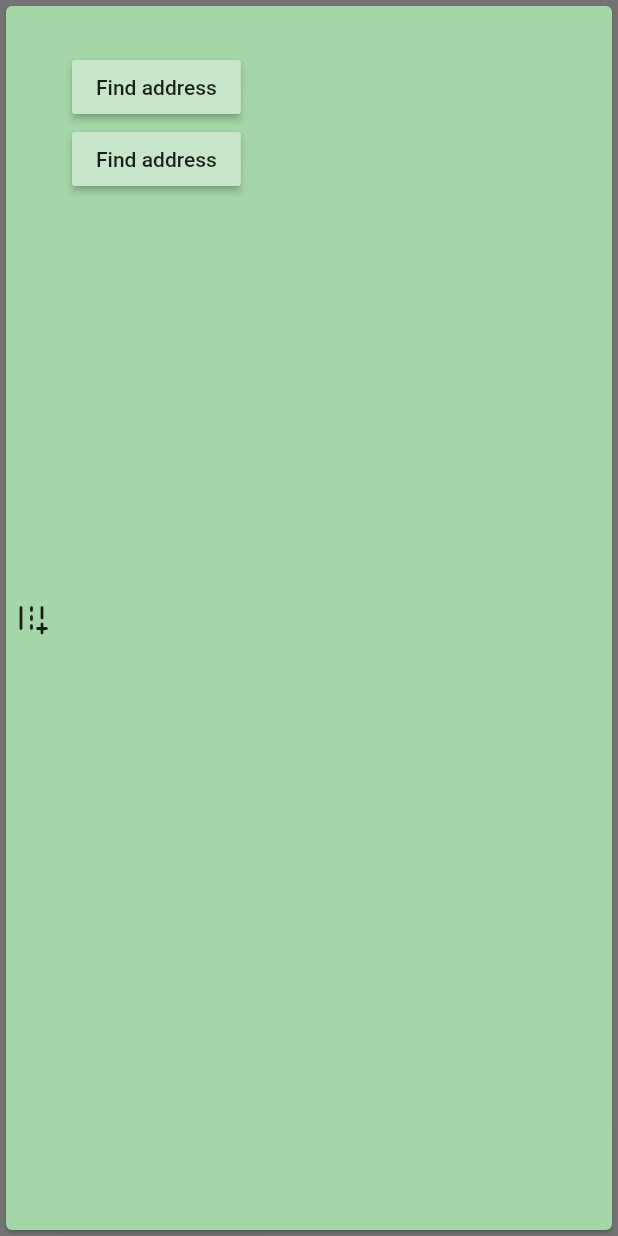
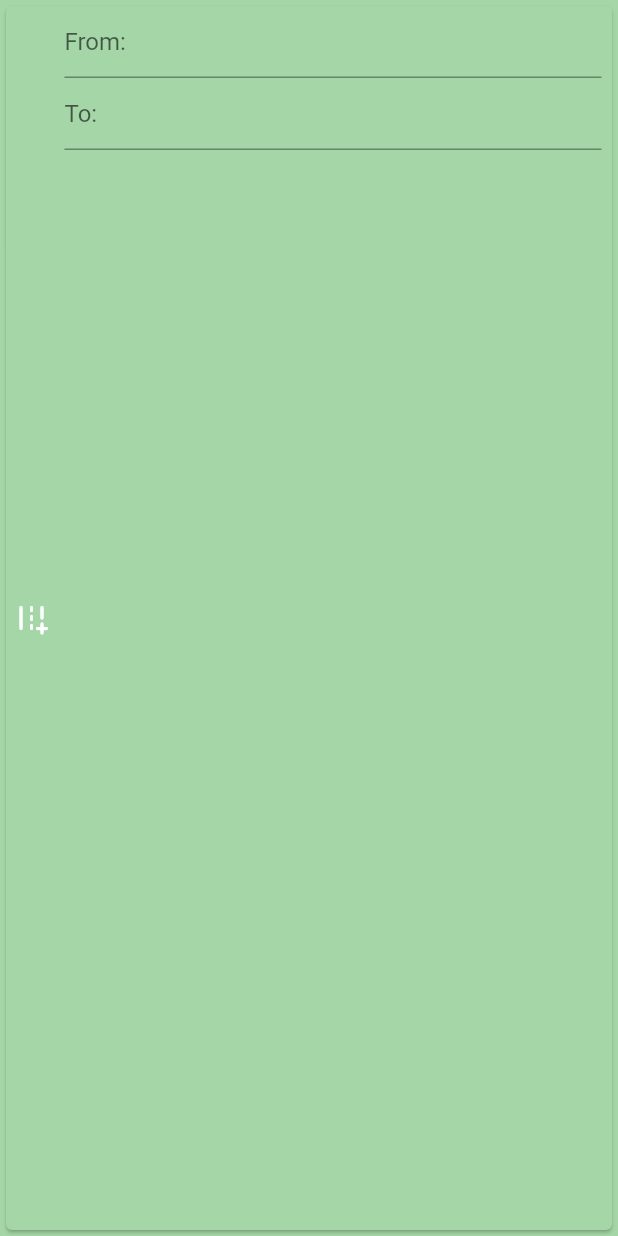
Before and after one commit to MrDede06/GPHdev, a Flutter app: the SearchForm widget shown alone on an empty page, opened directly, on a phone screen of 412 x 824 dp. Run offline on Flutter 3.47's test engine with Material 2 defaults, Android fonts, the phone set to English and light mode, and no system bars; our stand-ins replace flutter_bounce, google_fonts, google_maps_flutter, location; missing offline and left inert: flutter_google_places, geocoder, google_api_headers, google_maps_webservice.

Commit message:
search form done

```diff
--- a/lib/providers/LocationProvider.dart
+++ b/lib/providers/LocationProvider.dart
@@ -3,26 +3,40 @@ import 'package:flutter/material.dart';
 class Location {
   double lattidute;
   double longitude;
+  double lattiduteDest;
+  double longitudeDest;
   bool isSelected;
   Location({
     this.lattidute,
     this.longitude,
+    this.lattiduteDest,
+    this.longitudeDest,
     this.isSelected = false,
   });
 }
 
 class LocationProvider with ChangeNotifier {
-  Location loc =
-      Location(lattidute: 37.785834, longitude: -122.406417, isSelected: false);
+  Location loc = Location(
+    lattidute: 37.785834,
+    longitude: -122.406417,
+    lattiduteDest: 51.5266,
+    longitudeDest: -0.0798,
+    isSelected: false,
+  );
 
   Location get currentLoc {
     return loc;
   }
 
-  void updateLoc(double lat, double long, bool isSelected) {
+  void updateLocSource(double lat, double long) {
     loc.lattidute = lat;
     loc.longitude = long;
-    loc.isSelected = isSelected;
+    notifyListeners();
+  }
+
+  void updateLocDest(double lat, double long) {
+    loc.lattiduteDest = lat;
+    loc.longitudeDest = long;
     notifyListeners();
   }
 
--- a/lib/widgets/SearchForm.dart
+++ b/lib/widgets/SearchForm.dart
@@ -5,7 +5,6 @@ import 'package:flutter_google_places/flutter_google_places.dart';
 import 'package:google_maps_webservice/places.dart';
 import 'package:google_api_headers/google_api_headers.dart';
 import 'dart:async';
-import 'package:flutter_bounce/flutter_bounce.dart';
 
 class SearchForm extends StatefulWidget {
   @override
@@ -20,9 +19,11 @@ class _SearchFormState extends State<SearchForm> {
 
   @override
   Widget build(BuildContext context) {
+    final locData = Provider.of<LocationProvider>(context);
+    final mediaQuery = MediaQuery.of(context);
     return Container(
       width: double.infinity,
-      color: Colors.black54,
+      color: Colors.green[200],
       child: Card(
         color: Colors.green[200],
         child: Row(
@@ -30,81 +31,74 @@ class _SearchFormState extends State<SearchForm> {
             Padding(
               padding: EdgeInsets.only(right: 5),
             ),
-            Center(child: Icon(Icons.add_road_rounded)),
+            Center(
+                child: Icon(
+              Icons.add_road_rounded,
+              color: Colors.white,
+            )),
             Padding(
-              padding: EdgeInsets.only(right: 15),
+              padding: EdgeInsets.only(right: 10),
             ),
             Flexible(
               child: Column(
                 children: <Widget>[
                   SizedBox(
-                    height: 30,
+                    height: mediaQuery.padding.top,
                   ),
-                  Container(
-                    decoration:
-                        BoxDecoration(borderRadius: BorderRadius.circular(15)),
-                    child: RaisedButton(
-                      color: Colors.green[100],
-                      onPressed: () async {
-                        // show input autocomplete with selected mode
-                        // then get the Prediction selected
-
+                  TextField(
+                    decoration: InputDecoration(
+                        hintText: addesIsSelected == false
+                            ? 'From:'.toString()
+                            : addressPred.description.toString(),
+                        focusedBorder: UnderlineInputBorder(
+                            borderSide: BorderSide(color: Colors.white))),
+                    onTap: () async {
                       Prediction p = await PlacesAutocomplete.show(
                           mode: Mode.overlay,
                           context: context,
                           apiKey: 'AIzaSyCdLd1RuWXhZRK-QxroPh7d1ok1n1K6C9o');
 
-                        displayPrediction(p);
+                      displayPrediction(p, locData);
                       setState(() {
                         addressPred = p;
                       });
                     },
-                      child: addesIsSelected == false
-                          ? Text('Find address')
-                          : Text(
-                              addressPred.description,
-                              overflow: TextOverflow.ellipsis,
-                              softWrap: false,
-                              //                           overflow: TextOverflow.ellipsis,
                   ),
-                    ),
-                  ),
-                  Container(
-                    child: RaisedButton(
-                      color: Colors.green[100],
-                      onPressed: () async {
-                        // show input autocomplete with selected mode
-                        // then get the Prediction selected
-
+                  TextField(
+                    decoration: InputDecoration(
+                        hintText: addesIsSelectedDest == false
+                            ? 'To:'.toString()
+                            : addressPredDest.description.toString(),
+                        focusedBorder: UnderlineInputBorder(
+                            borderSide: BorderSide(color: Colors.white))),
+                    onTap: () async {
                       Prediction p = await PlacesAutocomplete.show(
                           mode: Mode.overlay,
                           context: context,
                           apiKey: 'AIzaSyCdLd1RuWXhZRK-QxroPh7d1ok1n1K6C9o');
 
-                        displayPredictionDest(p);
+                      displayPredictionDest(p, locData);
                       setState(() {
                         addressPredDest = p;
                       });
                     },
-                      child: addesIsSelectedDest == false
-                          ? Text('Find address')
-                          : Text(
-                              addressPredDest.description,
-                              softWrap: false,
-                              overflow: TextOverflow.ellipsis,
                   ),
-                    ),
-                  ),
+                  SizedBox(
+                    height: 30,
+                  )
                 ],
               ),
             ),
+            Padding(
+              padding: EdgeInsets.only(right: 7),
+            )
           ],
         ),
       ),
     );
   }
 
-  Future<Null> displayPrediction(Prediction p) async {
+  Future<Null> displayPrediction(Prediction p, LocationProvider loc) async {
     setState(() {
       addesIsSelected = false;
     });
@@ -120,13 +114,14 @@ class _SearchFormState extends State<SearchForm> {
       setState(() {
         addesIsSelected = true;
       });
+      loc.updateLocSource(lat, lng);
       print(p.description);
       print(lat);
       print(lng);
     }
   }
 
-  Future<Null> displayPredictionDest(Prediction p) async {
+  Future<Null> displayPredictionDest(Prediction p, LocationProvider loc) async {
     setState(() {
       addesIsSelectedDest = false;
     });
@@ -142,6 +137,7 @@ class _SearchFormState extends State<SearchForm> {
       setState(() {
         addesIsSelectedDest = true;
       });
+      loc.updateLocDest(lat, lng);
       print(p.description);
       print(lat);
       print(lng);
--- a/lib/widgets/UserForm.dart
+++ b/lib/widgets/UserForm.dart
@@ -72,7 +72,7 @@ class _UserForm extends State<UserForm> {
               FocusScope.of(context).unfocus();
               _formKey.currentState.save();
               print(lattidute);
-              locData.updateLoc(lattidute, longitude, true);
+              locData.updateLocSource(lattidute, longitude);
             },
           ),
         ],
--- a/pubspec.yaml
+++ b/pubspec.yaml
@@ -35,7 +35,7 @@ dependencies:
   geocoder: ^0.2.1
   google_fonts: ^1.1.1
   flutter_google_places: ^0.2.8
-
+  url_launcher: ^5.7.10
 dev_dependencies:
   flutter_test:
     sdk: flutter
```
Also changed, not shown: lib/screens/MainScreen.dart (+18 -4 lines), pubspec.lock, 1 other file. Lines whose indentation alone changed are shown as unchanged.
